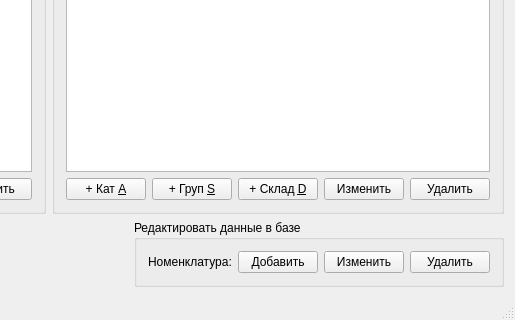
Old version of the form mainwindow.ui in the repository igrekus/depot; both pictures show x 349 to 864 and y 293 to 613 of the 864 by 613 pixel window.
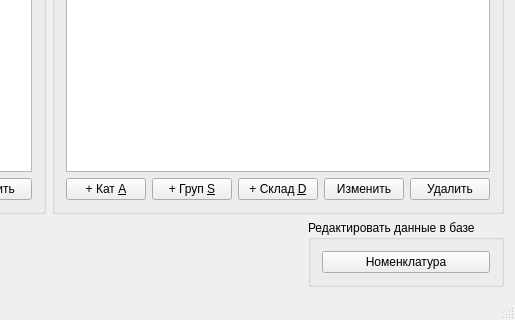
New version of the form.

```diff
--- a/mainwindow.ui
+++ b/mainwindow.ui
@@ -267,31 +267,10 @@
          <string>Редактировать данные в базе</string>
         </property>
         <layout class="QGridLayout" name="gridLayout_2">
-         <item row="0" column="3">
-          <widget class="QPushButton" name="pushButton_10">
-           <property name="text">
-            <string>Удалить</string>
-           </property>
-          </widget>
-         </item>
-         <item row="0" column="1">
-          <widget class="QPushButton" name="pushButton">
-           <property name="text">
-            <string>Добавить</string>
-           </property>
-          </widget>
-         </item>
          <item row="0" column="0">
-          <widget class="QLabel" name="lblProduct">
+          <widget class="QPushButton" name="btnInventoryEditor">
            <property name="text">
-            <string>Номенклатура:</string>
-           </property>
-          </widget>
-         </item>
-         <item row="0" column="2">
-          <widget class="QPushButton" name="pushButton_9">
-           <property name="text">
-            <string>Изменить</string>
+            <string>Номенклатура</string>
            </property>
           </widget>
          </item>
```
